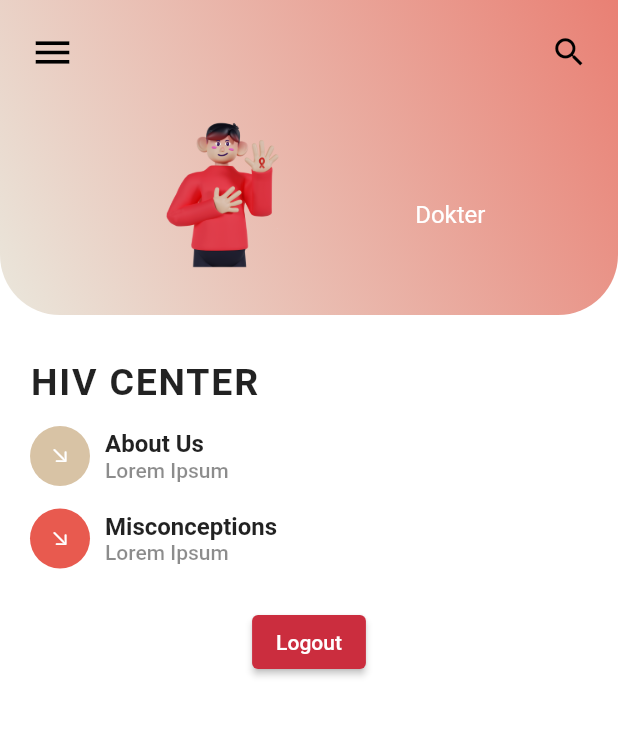
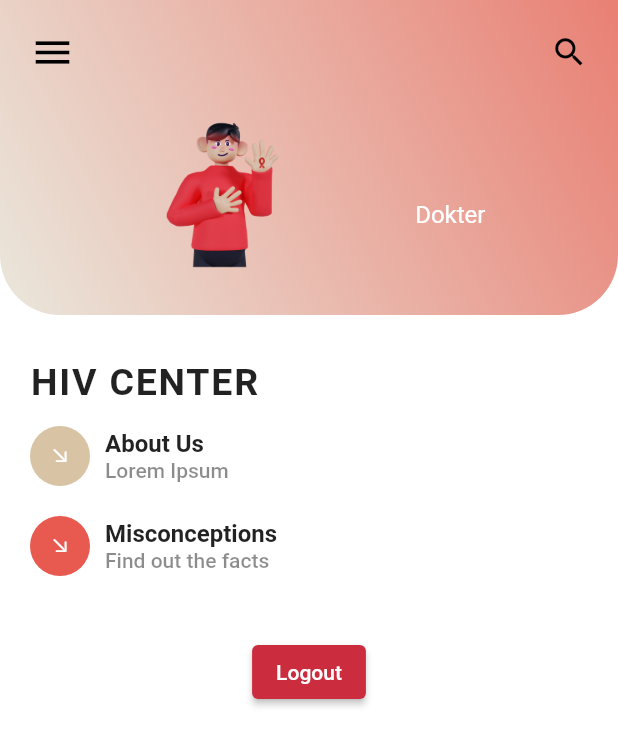
Before and after one commit to Emilicos/D04-Mobile-HIVCenter, a Flutter app: the Homepage screen opened by its route, on a phone screen of 412 x 824 dp. Shown: the top 746 px of the screen. Run offline on Flutter 3.47's test engine with Material 2 defaults, Android fonts, the phone set to English and light mode, and no system bars; drawn by our look-alikes of percent_indicator; our stand-ins replace card_swiper, ionicons; missing offline and left inert: pbp_django_auth.

```diff
--- /dev/null
+++ b/lib/models/misconceptions_data.dart
@@ -0,0 +1,31 @@
+class Misconceptions {
+  final int position;
+  final String name;
+  final String iconImage;
+  final String description;
+
+  Misconceptions(
+    this.position, {
+    required this.name,
+    required this.iconImage,
+    required this.description,
+  });
+
+  static List<Misconceptions> misconceptionsData = [
+    Misconceptions(1,
+        name: 'HIV is the same as AIDS',
+        iconImage: 'assets/images/asset3.png',
+        description: "Although it's been decades since the beginning of the pandemic, at times media outlets still do not draw the distinction between HIV (Human Immunodeficiency Syndrome) and AIDS (Acquired Immunodeficiency Syndrome). These days thanks to advances in HIV treatment, most people with HIV will never have AIDS. A person who starts HIV treatment early after testing positive can live a near normal life without their HIV ever progressing to AIDS.",
+        ),
+    Misconceptions(2,
+        name: 'HIV can be transferred by kissing',
+        iconImage: 'assets/images/asset4.png',
+        description: "It's extremely unlikely you will contract HIV from kissing as HIV is not spread the saliva. If the person you are kissing has sore or bleeding gums then there is an elevated risk, but overall transmission through kissing is extremely rare.",
+        ),
+    Misconceptions(3,
+        name: 'You can tell by looking if someone has HIV',
+        iconImage: 'assets/images/asset2.png',
+        description: 'There is no definite way to tell by looking at someone if they have HIV or not. Guys who have HIV and are on treatment will look like HIV negative individuals. While some people show some symptoms from the infection this is highly different for each guy, so there is no way of knowing.',
+        )
+  ];
+}
--- a/lib/pages/experience/experience.dart
+++ b/lib/pages/experience/experience.dart
@@ -186,7 +186,8 @@ class _MyExperiencePageState extends State<MyExperiencePage> {
                                         ExperienceCard(
                                             judul:
                                                 snapshot.data[i].fields.title,
-                                            author: snapshot
+                                            // ignore: prefer_interpolation_to_compose_strings
+                                            author: "by: " + snapshot
                                                 .data[i].fields.username),
                                         const SizedBox(
                                           height: 10,
--- a/lib/pages/homepage.dart
+++ b/lib/pages/homepage.dart
@@ -5,6 +5,7 @@ import 'package:percent_indicator/percent_indicator.dart';
 import 'package:provider/provider.dart';
 import 'package:tk_akhir/app_theme.dart';
 import 'package:tk_akhir/pages/login_page.dart';
+import 'package:tk_akhir/pages/misconceptions.dart';
 import 'package:tk_akhir/widgets/drawer.dart';
 import 'package:tk_akhir/widgets/tile_column.dart';
 import 'package:tk_akhir/widgets/top_container.dart';
@@ -161,14 +162,25 @@ class _HomePageState extends State<Homepage> {
                             subtitle: 'Lorem Ipsum',
                           ),
                           const SizedBox(
-                            height: 15.0,
+                            height : 20.0
                           ),
-                          const TileColumn(
+                          GestureDetector(
+                            onTap: () => Navigator.push(
+                            context,
+                            MaterialPageRoute(
+                                builder: (context) => const MisconceptionsPage())),
+                            child: const TileColumn(
                             icon: CupertinoIcons.arrow_down_right,
                             iconBackgroundColor: AppTheme.pink,
                             title: 'Misconceptions',
-                            subtitle: 'Lorem Ipsum',
+                            subtitle: 'Find out the facts',
                           ),
+                          ),
+                          const SizedBox(
+                            height: 15.0,
+                          ),
+
+
                           const SizedBox(height: 15.0),
                         ],
                       ),
--- a/pubspec.yaml
+++ b/pubspec.yaml
@@ -45,6 +45,7 @@ dependencies:
   url_launcher: ^6.1.7
   flutter_launcher_icons: ^0.11.0
   ionicons: ^0.2.1
+  card_swiper: ^2.0.4
 
 dev_dependencies:
   flutter_test:
```
Also changed, not shown: lib/pages/misconceptions.dart (added, +80 -0 lines), lib/widgets/custom_card.dart (added, +52 -0 lines), pubspec.lock.
